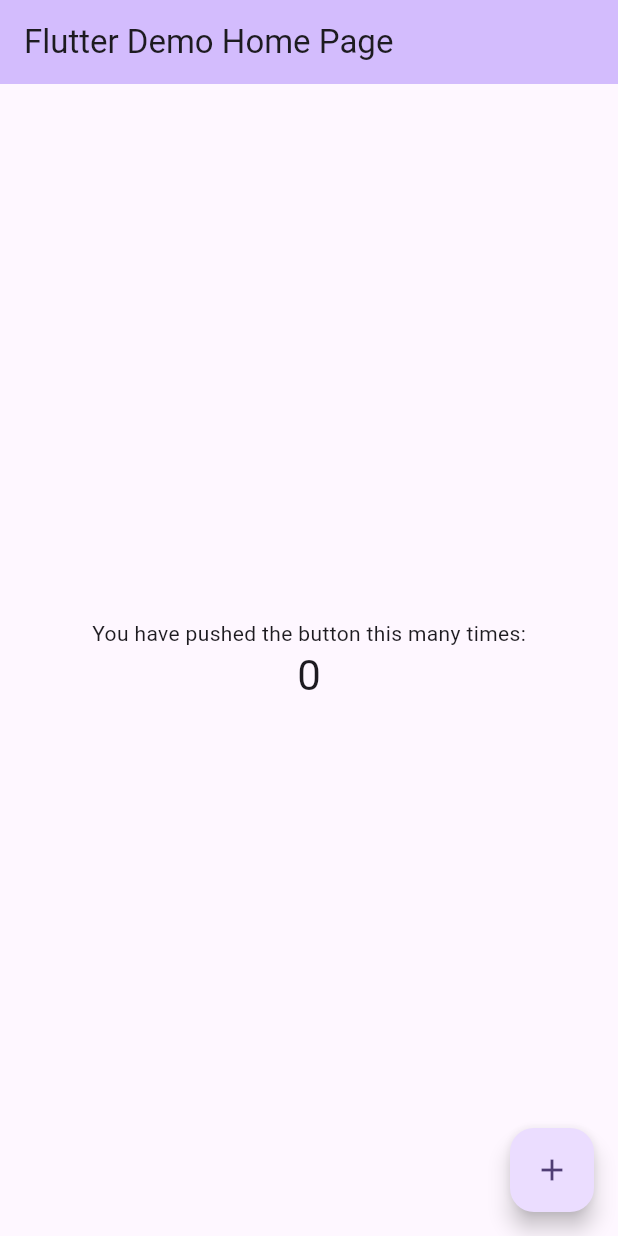
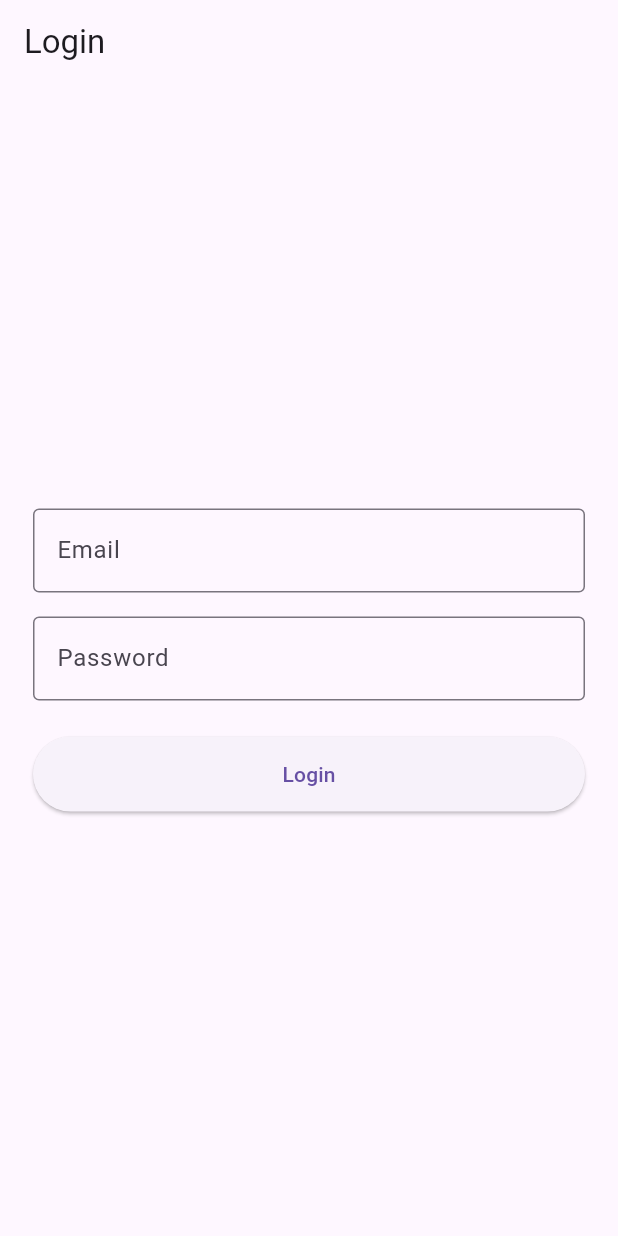
Before and after one commit to miguellobato96/Inventory-Management-app, a Flutter app: the screen it shows after launch, on a phone screen of 412 x 824 dp. Run offline on Flutter 3.47's test engine with Material 3 defaults, Android fonts, the phone set to English and light mode, and no system bars; our stand-ins replace flutter_secure_storage.

Commit message:
Implement successful login navigation to HomeScreen.

```diff
--- a/inventory_flutter/lib/main.dart
+++ b/inventory_flutter/lib/main.dart
@@ -1,4 +1,5 @@
 import 'package:flutter/material.dart';
+import 'views/login_screen.dart';
 
 void main() {
   runApp(const MyApp());
@@ -7,116 +8,13 @@ void main() {
 class MyApp extends StatelessWidget {
   const MyApp({super.key});
 
-  // This widget is the root of your application.
   @override
   Widget build(BuildContext context) {
     return MaterialApp(
-      title: 'Flutter Demo',
-      theme: ThemeData(
-        // This is the theme of your application.
-        //
-        // TRY THIS: Try running your application with "flutter run". You'll see
-        // the application has a purple toolbar. Then, without quitting the app,
-        // try changing the seedColor in the colorScheme below to Colors.green
-        // and then invoke "hot reload" (save your changes or press the "hot
-        // reload" button in a Flutter-supported IDE, or press "r" if you used
-        // the command line to start the app).
-        //
-        // Notice that the counter didn't reset back to zero; the application
-        // state is not lost during the reload. To reset the state, use hot
-        // restart instead.
-        //
-        // This works for code too, not just values: Most code changes can be
-        // tested with just a hot reload.
-        colorScheme: ColorScheme.fromSeed(seedColor: Colors.deepPurple),
-      ),
-      home: const MyHomePage(title: 'Flutter Demo Home Page'),
+      title: 'Inventory App',
+      theme: ThemeData(primarySwatch: Colors.deepPurple),
+      home: const LoginScreen(),
+      debugShowCheckedModeBanner: false,
     );
   }
 }
-
-class MyHomePage extends StatefulWidget {
-  const MyHomePage({super.key, required this.title});
-
-  // This widget is the home page of your application. It is stateful, meaning
-  // that it has a State object (defined below) that contains fields that affect
-  // how it looks.
-
-  // This class is the configuration for the state. It holds the values (in this
-  // case the title) provided by the parent (in this case the App widget) and
-  // used by the build method of the State. Fields in a Widget subclass are
-  // always marked "final".
-
-  final String title;
-
-  @override
-  State<MyHomePage> createState() => _MyHomePageState();
-}
-
-class _MyHomePageState extends State<MyHomePage> {
-  int _counter = 0;
-
-  void _incrementCounter() {
-    setState(() {
-      // This call to setState tells the Flutter framework that something has
-      // changed in this State, which causes it to rerun the build method below
-      // so that the display can reflect the updated values. If we changed
-      // _counter without calling setState(), then the build method would not be
-      // called again, and so nothing would appear to happen.
-      _counter++;
-    });
-  }
-
-  @override
-  Widget build(BuildContext context) {
-    // This method is rerun every time setState is called, for instance as done
-    // by the _incrementCounter method above.
-    //
-    // The Flutter framework has been optimized to make rerunning build methods
-    // fast, so that you can just rebuild anything that needs updating rather
-    // than having to individually change instances of widgets.
-    return Scaffold(
-      appBar: AppBar(
-        // TRY THIS: Try changing the color here to a specific color (to
-        // Colors.amber, perhaps?) and trigger a hot reload to see the AppBar
-        // change color while the other colors stay the same.
-        backgroundColor: Theme.of(context).colorScheme.inversePrimary,
-        // Here we take the value from the MyHomePage object that was created by
-        // the App.build method, and use it to set our appbar title.
-        title: Text(widget.title),
-      ),
-      body: Center(
-        // Center is a layout widget. It takes a single child and positions it
-        // in the middle of the parent.
-        child: Column(
-          // Column is also a layout widget. It takes a list of children and
-          // arranges them vertically. By default, it sizes itself to fit its
-          // children horizontally, and tries to be as tall as its parent.
-          //
-          // Column has various properties to control how it sizes itself and
-          // how it positions its children. Here we use mainAxisAlignment to
-          // center the children vertically; the main axis here is the vertical
-          // axis because Columns are vertical (the cross axis would be
-          // horizontal).
-          //
-          // TRY THIS: Invoke "debug painting" (choose the "Toggle Debug Paint"
-          // action in the IDE, or press "p" in the console), to see the
-          // wireframe for each widget.
-          mainAxisAlignment: MainAxisAlignment.center,
-          children: <Widget>[
-            const Text('You have pushed the button this many times:'),
-            Text(
-              '$_counter',
-              style: Theme.of(context).textTheme.headlineMedium,
-            ),
-          ],
-        ),
-      ),
-      floatingActionButton: FloatingActionButton(
-        onPressed: _incrementCounter,
-        tooltip: 'Increment',
-        child: const Icon(Icons.add),
-      ), // This trailing comma makes auto-formatting nicer for build methods.
-    );
-  }
-}
--- /dev/null
+++ b/inventory_flutter/lib/views/home_screen.dart
@@ -0,0 +1,18 @@
+import 'package:flutter/material.dart';
+
+class HomeScreen extends StatelessWidget {
+  const HomeScreen({super.key});
+
+  @override
+  Widget build(BuildContext context) {
+    return Scaffold(
+      appBar: AppBar(title: const Text('Home')),
+      body: const Center(
+        child: Text(
+          'Welcome to Inventory App!',
+          style: TextStyle(fontSize: 20),
+        ),
+      ),
+    );
+  }
+}
--- /dev/null
+++ b/inventory_flutter/lib/views/login_screen.dart
@@ -0,0 +1,104 @@
+import 'package:flutter/material.dart';
+import '../services/api_service.dart';
+import 'home_screen.dart';
+
+
+class LoginScreen extends StatefulWidget {
+  const LoginScreen({super.key});
+
+  @override
+  State<LoginScreen> createState() => _LoginScreenState();
+}
+
+class _LoginScreenState extends State<LoginScreen> {
+  final _emailController = TextEditingController();
+  final _passwordController = TextEditingController();
+  final _apiService = ApiService();
+  bool isLoading = false;
+
+  void login() async {
+    setState(() => isLoading = true);
+
+    final success = await _apiService.login(
+      _emailController.text.trim(),
+      _passwordController.text.trim(),
+    );
+
+    setState(() => isLoading = false);
+
+    if (success) {
+      ScaffoldMessenger.of(
+        context,
+      ).showSnackBar(const SnackBar(content: Text('Login Successful!')));
+
+      await Future.delayed(
+        const Duration(seconds: 1),
+      ); // Wait briefly to show snackbar
+
+      Navigator.pushReplacement(
+        context,
+        MaterialPageRoute(builder: (context) => const HomeScreen()),
+      );
+    } else {
+      ScaffoldMessenger.of(context).showSnackBar(
+        const SnackBar(content: Text('Login Failed. Check credentials.')),
+      );
+    }
+
+  }
+
+  @override
+  Widget build(BuildContext context) {
+    return Scaffold(
+      appBar: AppBar(title: const Text('Login')),
+      body: Center(
+        child: SingleChildScrollView(
+          child: ConstrainedBox(
+            constraints: const BoxConstraints(
+              maxWidth: 400,
+            ), // Set max width here
+            child: Padding(
+              padding: const EdgeInsets.all(16.0),
+              child: Column(
+                mainAxisAlignment: MainAxisAlignment.center,
+                children: [
+                  TextField(
+                    controller: _emailController,
+                    decoration: const InputDecoration(
+                      labelText: 'Email',
+                      border: OutlineInputBorder(),
+                    ),
+                  ),
+                  const SizedBox(height: 16),
+                  TextField(
+                    controller: _passwordController,
+                    obscureText: true,
+                    decoration: const InputDecoration(
+                      labelText: 'Password',
+                      border: OutlineInputBorder(),
+                    ),
+                  ),
+                  const SizedBox(height: 24),
+                  SizedBox(
+                    width: double.infinity,
+                    height: 50,
+                    child: ElevatedButton(
+                      onPressed: isLoading ? null : login,
+                      child:
+                          isLoading
+                              ? const CircularProgressIndicator(
+                                color: Colors.white,
+                              )
+                              : const Text('Login'),
+                    ),
+                  ),
+                ],
+              ),
+            ),
+          ),
+        ),
+      ),
+    );
+  }
+
+}
```
